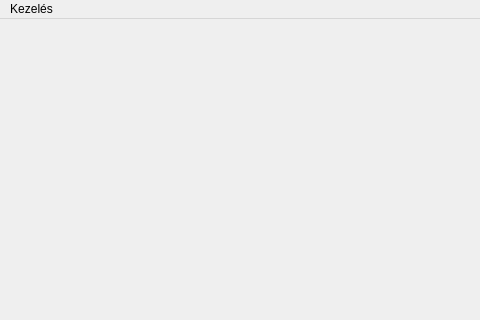
This is mainwindow.ui in markiparky/fiokokKezelese as Qt 5 draws it before an edit; both pictures show x 0 to 480 and y 0 to 320 of the 800 by 600 pixel window. The edited form follows.
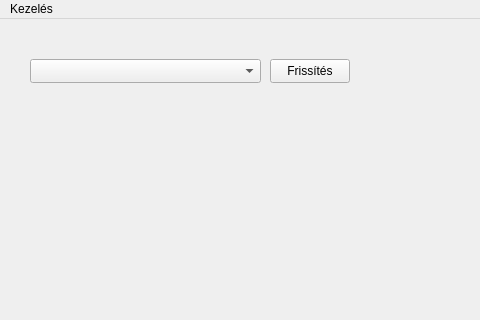
This is the edited form.

```diff
--- a/mainwindow.ui
+++ b/mainwindow.ui
@@ -13,7 +13,31 @@
   <property name="windowTitle">
    <string>MainWindow</string>
   </property>
-  <widget class="QWidget" name="centralwidget"/>
+  <widget class="QWidget" name="centralwidget">
+   <widget class="QComboBox" name="usersComboBox">
+    <property name="geometry">
+     <rect>
+      <x>30</x>
+      <y>40</y>
+      <width>231</width>
+      <height>24</height>
+     </rect>
+    </property>
+   </widget>
+   <widget class="QPushButton" name="refreshButton">
+    <property name="geometry">
+     <rect>
+      <x>270</x>
+      <y>40</y>
+      <width>80</width>
+      <height>24</height>
+     </rect>
+    </property>
+    <property name="text">
+     <string>Frissítés</string>
+    </property>
+   </widget>
+  </widget>
   <widget class="QMenuBar" name="menubar">
    <property name="geometry">
     <rect>
```
